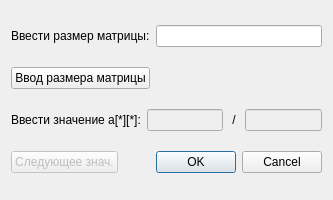
Qt form addvaluematrixdialog.ui (Robbivan/GuiMatrixRational) before a commit.
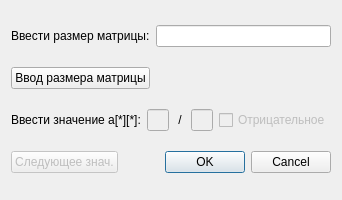
The same form after that commit.

Commit message: Add negative number. Fixed bugs with neggative rational number

Diff of the .ui file:
```diff
--- a/addvaluematrixdialog.ui
+++ b/addvaluematrixdialog.ui
@@ -82,6 +82,16 @@
        </property>
       </widget>
      </item>
+     <item>
+      <widget class="QCheckBox" name="isNegativeCheckBox">
+       <property name="enabled">
+        <bool>false</bool>
+       </property>
+       <property name="text">
+        <string>Отрицательное</string>
+       </property>
+      </widget>
+     </item>
     </layout>
    </item>
    <item>
```
The commit also changes 2 other files.
